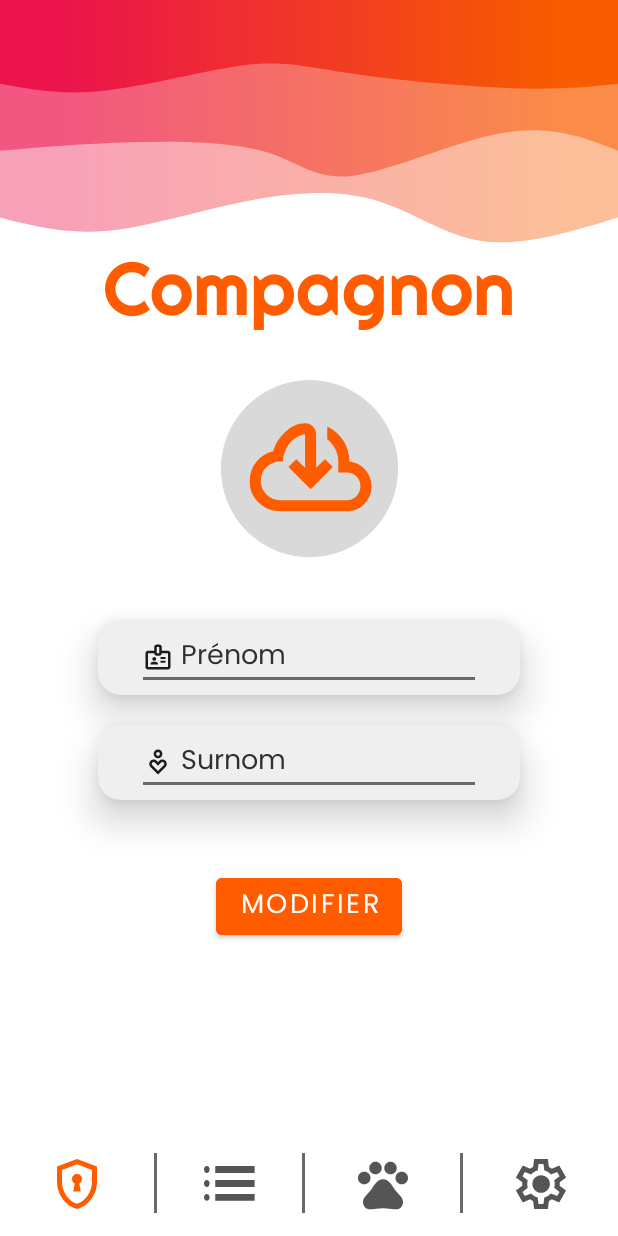
After one commit to papystanny/SesameApplication, an Android app: the ModifyPetsFragment screen opened through its navigation route, on a phone screen of 412 x 824 dp. The commit adds this screen. Run offline under Robolectric (Android 15) with nearby library versions, the phone set to English and light mode, and no system bars; pictures from the network do not load; 1 statement that could not run was skipped.

Commit message:
Commencement de ModifyPet

```diff
--- a/app/src/main/AndroidManifest.xml
+++ b/app/src/main/AndroidManifest.xml
@@ -19,7 +19,8 @@
         tools:targetApi="31">
         <activity
             android:name=".MainActivity"
-            android:exported="true">
+            android:exported="true"
+            android:screenOrientation="portrait">
             <intent-filter>
                 <action android:name="android.intent.action.MAIN" />
 
--- /dev/null
+++ b/app/src/main/java/com/example/sesameapplication/ModifyPetsFragment.java
@@ -0,0 +1,318 @@
+package com.example.sesameapplication;
+
+import static android.app.Activity.RESULT_OK;
+
+import android.Manifest;
+import android.content.ContentResolver;
+import android.content.ContentValues;
+import android.content.Context;
+import android.content.Intent;
+import android.content.SharedPreferences;
+import android.database.Cursor;
+import android.media.Image;
+import android.net.Uri;
+import android.os.Build;
+import android.os.Bundle;
+
+import androidx.activity.result.ActivityResult;
+import androidx.activity.result.ActivityResultCallback;
+import androidx.activity.result.ActivityResultLauncher;
+import androidx.activity.result.PickVisualMediaRequest;
+import androidx.activity.result.contract.ActivityResultContracts;
+import androidx.annotation.NonNull;
+import androidx.annotation.Nullable;
+import androidx.fragment.app.Fragment;
+import androidx.navigation.NavController;
+import androidx.navigation.Navigation;
+
+import android.provider.MediaStore;
+import android.text.style.UpdateLayout;
+import android.util.Log;
+import android.view.LayoutInflater;
+import android.view.View;
+import android.view.ViewGroup;
+import android.widget.AdapterView;
+import android.widget.ArrayAdapter;
+import android.widget.AutoCompleteTextView;
+import android.widget.Button;
+import android.widget.EditText;
+import android.widget.ImageButton;
+import android.widget.TextView;
+import android.widget.Toast;
+
+import java.io.File;
+import java.util.Map;
+
+import okhttp3.MediaType;
+import okhttp3.MultipartBody;
+import okhttp3.RequestBody;
+import reseau_api.InterfaceServer;
+import reseau_api.RetrofitInstance;
+import reseau_api.SimpleApiResponse;
+import retrofit2.Call;
+import retrofit2.Callback;
+import retrofit2.Response;
+import unique.Pet;
+
+public class ModifyPetsFragment extends Fragment {
+
+    View view;
+
+    ImageButton UploadBtn;
+    ActivityResultLauncher<PickVisualMediaRequest> picker;
+
+    ActivityResultLauncher<Intent> photoLauncher;
+
+    AutoCompleteTextView auto_complete_txt;
+
+    File fichier;
+
+    Button btModifyPet;
+    Uri imageUri;
+    //private final int GALLERY_REQ_CODE = 1000;
+    EditText etFirstName,etNickname;
+
+    ActivityResultLauncher<String> pickphotoLauncher;
+    ActivityResultLauncher<String[]> permissionsLauncher;
+
+    public ModifyPetsFragment() {
+        // Required empty public constructor
+    }
+
+    @Override
+    public void onCreate(Bundle savedInstanceState) {
+        super.onCreate(savedInstanceState);
+
+    }
+
+    @Override
+    public void onAttach(@NonNull Context context) {
+        super.onAttach(context);
+
+        picker = registerForActivityResult(new ActivityResultContracts.PickVisualMedia(),
+                new ActivityResultCallback<Uri>() {
+                    @Override
+                    public void onActivityResult(Uri o) {
+
+
+                        if(o != null)
+                        {
+                            UploadBtn.setImageURI(o);
+                            String path = null;
+                            String[] projection = { MediaStore.Images.Media.DATA };
+                            Cursor cursor = getActivity().getContentResolver().query(imageUri, projection, null, null, null);
+                            if (cursor.moveToFirst()) {
+                                int columnIndex = cursor.getColumnIndexOrThrow(MediaStore.Images.Media.DATA);
+                                path = cursor.getString(columnIndex);
+                            }
+                            cursor.close();
+                            fichier = new File(path);
+                        }
+
+
+
+                    }
+                });
+
+
+        photoLauncher = registerForActivityResult(new ActivityResultContracts.StartActivityForResult(),
+                new ActivityResultCallback<ActivityResult>() {
+                    @Override
+                    public void onActivityResult(ActivityResult o) {
+
+                        /*Bundle bundle = o.getData().getExtras();
+                        Bitmap bitmap = (Bitmap)bundle.get("data");
+                        ivImage.setImageBitmap(bitmap);
+                        try {
+                            sauvegarderPhoto(bitmap);
+                        } catch (IOException e) {
+                            throw new RuntimeException(e);
+                        }*/
+                        if(o.getResultCode() == RESULT_OK)
+                        {
+                            UploadBtn.setImageURI(imageUri);
+
+                            String path = null;
+                            String[] projection = { MediaStore.Images.Media.DATA };
+                            Cursor cursor = getActivity().getContentResolver().query(imageUri, projection, null, null, null);
+                            if (cursor.moveToFirst()) {
+                                int columnIndex = cursor.getColumnIndexOrThrow(MediaStore.Images.Media.DATA);
+                                path = cursor.getString(columnIndex);
+                            }
+                            cursor.close();
+                            fichier = new File(path);
+                        }
+
+
+
+                    }
+                });
+
+        permissionsLauncher = registerForActivityResult(
+                new ActivityResultContracts.RequestMultiplePermissions(),
+                new ActivityResultCallback<Map<String, Boolean>>() {
+                    @Override
+                    public void onActivityResult(Map<String, Boolean> result) {
+
+                        result.forEach((permission,reponse) ->
+                        {
+                            Log.d("PERMISSIONS", permission + " : " + reponse );
+                        });
+                    }
+                }
+        );
+
+    }
+
+    @Override
+    public View onCreateView(LayoutInflater inflater, ViewGroup container, Bundle savedInstanceState)
+    {
+        // Inflate the layout for this fragment
+        view = inflater.inflate(R.layout.fragment_modify_pets, container, false);
+
+        UploadBtn = view.findViewById(R.id.UploadBtn);
+        etNickname = view.findViewById(R.id.etNickname);
+        etFirstName = view.findViewById(R.id.etFirstName);
+        auto_complete_txt = view.findViewById(R.id.auto_complete_txt);
+
+        btModifyPet = view.findViewById(R.id.btCreatePet);
+
+        btModifyPet.setOnClickListener(new View.OnClickListener() {
+            @Override
+            public void onClick(View v) {
+
+                boolean valide = true;
+                TextView imageError = view.findViewById(R.id.imageError);
+
+
+                if(etFirstName.getText().toString().trim().isEmpty())
+                {
+                    etFirstName.setError("Entrez le Prenom de votre compagnon");
+                    valide = false;
+                }
+                if(etNickname.getText().toString().trim().isEmpty())
+                {
+                    etNickname.setError("Entrez le Surnom de votre compagnon");
+                    valide = false;
+                }
+                /*if(auto_complete_txt.getText().toString().trim().isEmpty())
+                {
+                    auto_complete_txt.setError("Entrez l'espèce de votre compagnon");
+                    valide = false;
+                }*/
+                if(UploadBtn.getContentDescription().toString().isEmpty())
+                {
+                    imageError.setVisibility(View.VISIBLE);
+                    valide = false;
+                }
+                else
+                {
+                    imageError.setVisibility(View.GONE);
+
+                }
+
+                if(valide)
+                {
+                    modifyPet(etFirstName.getText().toString(), etNickname.getText().toString(),"");
+                }
+            }
+        });
+        UploadBtn.setOnClickListener(new View.OnClickListener() {
+            @Override
+            public void onClick(View view) {
+                //verifierPermission();
+                //  Intent UploadBtn = new Intent(Intent.ACTION_PICK);
+                //   UploadBtn.setData(MediaStore.Images.Media.EXTERNAL_CONTENT_URI);
+                //   startActivityForResult(UploadBtn,GALLERY_REQ_CODE);
+                //pickphotoLauncher.launch("image/*");
+
+
+                /*picker.launch(new PickVisualMediaRequest.Builder()
+                        .setMediaType(ActivityResultContracts.PickVisualMedia.ImageAndVideo.INSTANCE)
+                        .build());*/
+                takePicture();
+            }
+        });
+
+
+
+        return view;
+    }
+
+    public void verifierPermission()
+    {
+        String[] permissions = {Manifest.permission.READ_EXTERNAL_STORAGE,};
+
+        permissionsLauncher.launch(permissions);
+    }
+
+
+    private void addPet(String name, String nickName, String img, String type)
+    {
+        SharedPreferences sharedPreferences = getActivity().getSharedPreferences("MyPrefs", Context.MODE_PRIVATE);
+        String token = sharedPreferences.getString("token", "");
+        String authToken = "Bearer " + token; // Formatage du token
+
+        RequestBody nom = RequestBody.create(MediaType.parse("text/plain"), name);
+        RequestBody surnom = RequestBody.create(MediaType.parse("text/plain"), nickName);
+        RequestBody espece = RequestBody.create(MediaType.parse("text/plain"), type);
+
+        MediaType mediaType = MediaType.parse("image/*");
+        RequestBody fichier_requete = RequestBody.create(mediaType,fichier);
+
+        MultipartBody.Part part_fichier = MultipartBody.Part.createFormData("fichier",
+                fichier.getName(),
+                fichier_requete);
+
+        InterfaceServer interfaceServer = RetrofitInstance.getInstance().create(InterfaceServer.class);
+        Call<SimpleApiResponse> call = interfaceServer.addPet(authToken, nom, surnom, part_fichier, espece); // Utilisation du token d'authentification
+
+        call.enqueue(new Callback<SimpleApiResponse>() {
+            @Override
+            public void onResponse(Call<SimpleApiResponse> call, Response<SimpleApiResponse> response) {
+                if (response.isSuccessful()) {
+                    NavController navController = Navigation.findNavController(requireActivity(), R.id.fragmentContainerView);
+                    //navController.navigate(R.id.);
+                }
+                else
+                {
+                    Toast.makeText(getContext(), "Failed to add pet", Toast.LENGTH_SHORT).show();
+                }
+            }
+
+
+            @Override
+            public void onFailure(Call<SimpleApiResponse> call, Throwable t) {
+                Toast.makeText(getContext(), "Opération échoue -404", Toast.LENGTH_SHORT).show();
+            }
+        });
+    }
+
+    public void takePicture()
+    {
+        try {
+            Intent intent = new Intent(MediaStore.ACTION_IMAGE_CAPTURE);
+            Uri uri ;
+            ContentResolver resolver = getActivity().getContentResolver();
+
+            if(Build.VERSION.SDK_INT >= Build.VERSION_CODES.Q)
+                uri = MediaStore.Images.Media.getContentUri(MediaStore.VOLUME_EXTERNAL_PRIMARY);
+            else
+                uri = MediaStore.Images.Media.EXTERNAL_CONTENT_URI;
+
+            ContentValues values = new ContentValues();
+
+            values.put(MediaStore.Images.Media.DISPLAY_NAME, System.currentTimeMillis() + "_IMG.jpg");
+            values.put(MediaStore.Images.Media.MIME_TYPE, "image/*");
+
+            imageUri = resolver.insert(uri, values);
+            intent.putExtra(MediaStore.EXTRA_OUTPUT, imageUri);
+            photoLauncher.launch(intent);
+        }
+        catch (Exception e) {
+            e.printStackTrace();
+        }
+    }
+
+
+}
--- a/app/src/main/java/reseau_api/InterfaceServer.java
+++ b/app/src/main/java/reseau_api/InterfaceServer.java
@@ -58,4 +58,11 @@
                     @Part("nickname") RequestBody nickname,
                     @Part MultipartBody.Part file,
                     @Part("type") RequestBody type);
+
+    @Multipart
+    @POST("api/pets")
+    Call<SimpleApiResponse> modifyPet(@Header("Authorization") String authToken,
+                                       @Part("name") RequestBody name,
+                                       @Part("nickname") RequestBody nickname,
+                                       @Part MultipartBody.Part file);
 }
--- /dev/null
+++ b/app/src/main/res/layout/fragment_modify_pets.xml
@@ -0,0 +1,143 @@
+<?xml version="1.0" encoding="utf-8"?>
+<androidx.constraintlayout.widget.ConstraintLayout xmlns:android="http://schemas.android.com/apk/res/android"
+    xmlns:app="http://schemas.android.com/apk/res-auto"
+    xmlns:tools="http://schemas.android.com/tools"
+    android:layout_width="match_parent"
+    android:layout_height="match_parent"
+    android:textAlignment="center"
+    tools:context=".MainActivity">
+
+    <TextView
+        android:id="@+id/tvTitlePetsPlus"
+        android:layout_width="wrap_content"
+        android:layout_height="wrap_content"
+        android:fontFamily="@font/righteous"
+        android:text="Compagnon"
+        android:textColor="@color/orange"
+        android:textColorHighlight="@color/orange"
+        android:textColorHint="@color/orange"
+        android:textColorLink="@color/orange"
+        android:textSize="50sp"
+        app:layout_constraintBottom_toBottomOf="parent"
+        app:layout_constraintEnd_toEndOf="parent"
+        app:layout_constraintStart_toStartOf="parent"
+        app:layout_constraintTop_toTopOf="parent"
+        app:layout_constraintVertical_bias="0.120000005" />
+
+
+    <ImageButton
+        android:id="@+id/UploadBtn"
+        android:layout_width="130dp"
+        android:layout_height="130dp"
+        android:layout_marginTop="30dp"
+        android:background="@drawable/rounded_corner"
+        android:contentDescription="Upload Pet Image"
+        android:scaleType="centerCrop"
+        app:layout_constraintEnd_toEndOf="parent"
+        app:layout_constraintStart_toStartOf="parent"
+        app:layout_constraintTop_toBottomOf="@+id/tvTitlePetsPlus"
+        app:srcCompat="@drawable/upload_pet_pic" />
+    <TextView
+        android:id="@+id/imageError"
+        android:layout_width="wrap_content"
+        android:layout_height="wrap_content"
+        android:textColor="@android:color/holo_red_dark"
+        android:text="Sélectionnez une image pour votre compagnon"
+        android:visibility="gone"
+        app:layout_constraintTop_toBottomOf="@+id/UploadBtn"
+        app:layout_constraintStart_toStartOf="@+id/UploadBtn"
+        app:layout_constraintEnd_toEndOf="@+id/UploadBtn"/>
+
+
+    <androidx.cardview.widget.CardView
+        android:id="@+id/inputNickname"
+        android:layout_width="0dp"
+        android:layout_height="wrap_content"
+        android:layout_marginHorizontal="65dp"
+        android:layout_marginTop="20dp"
+        app:cardBackgroundColor="@color/gray"
+        app:cardCornerRadius="15dp"
+        app:cardElevation="15dp"
+        app:layout_constraintEnd_toEndOf="parent"
+        app:layout_constraintStart_toStartOf="parent"
+        app:layout_constraintTop_toBottomOf="@+id/inputFirstName">
+
+        <EditText
+            android:id="@+id/etNickname"
+            android:layout_width="wrap_content"
+            android:layout_height="50dp"
+            android:layout_marginStart="20dp"
+            android:background="@drawable/custom_input"
+            android:drawableLeft="@drawable/drawable_nickname"
+            android:drawablePadding="5dp"
+            android:ems="10"
+            android:fontFamily="@font/poppins"
+            android:hint="Surnom"
+            android:inputType="text"
+            android:padding="10dp"
+            android:textAlignment="gravity"
+            android:textColorHint="@color/black" />
+
+        <View
+            android:id="@+id/dividerNickName"
+            android:layout_width="match_parent"
+            android:layout_height="2dp"
+            android:layout_marginHorizontal="30dp"
+            android:background="@color/lightGray"
+            android:translationY="38dp" />
+    </androidx.cardview.widget.CardView>
+
+    <androidx.cardview.widget.CardView
+        android:id="@+id/inputFirstName"
+        android:layout_width="match_parent"
+        android:layout_height="wrap_content"
+        android:layout_marginHorizontal="65dp"
+        android:layout_marginTop="30dp"
+        app:cardBackgroundColor="@color/gray"
+        app:cardCornerRadius="15dp"
+        app:cardElevation="15dp"
+        app:layout_constraintEnd_toEndOf="parent"
+        app:layout_constraintStart_toStartOf="parent"
+        app:layout_constraintTop_toBottomOf="@+id/UploadBtn">
+
+        <EditText
+            android:id="@+id/etFirstName"
+            android:layout_width="wrap_content"
+            android:layout_height="50dp"
+            android:layout_marginStart="20dp"
+            android:background="@drawable/custom_input"
+            android:drawableLeft="@drawable/drawable_badge"
+            android:drawablePadding="5dp"
+            android:ems="10"
+            android:fontFamily="@font/poppins"
+            android:hint="Prénom"
+            android:inputType="text"
+            android:padding="10dp"
+            android:textAlignment="gravity"
+            android:textColorHint="@color/black" />
+
+        <View
+            android:id="@+id/dividerFirstName"
+            android:layout_width="match_parent"
+            android:layout_height="2dp"
+            android:layout_marginHorizontal="30dp"
+            android:background="@color/lightGray"
+            android:translationY="38dp" />
+    </androidx.cardview.widget.CardView>
+
+    <Button
+        android:id="@+id/btModifyPet"
+        android:layout_width="wrap_content"
+        android:layout_height="wrap_content"
+        android:backgroundTint="@color/orange"
+        android:fontFamily="@font/poppins"
+        android:text="Modifier"
+        android:textSize="18sp"
+        app:layout_constraintBottom_toBottomOf="parent"
+        app:layout_constraintEnd_toEndOf="parent"
+        app:layout_constraintStart_toStartOf="parent"
+        app:layout_constraintTop_toBottomOf="@+id/inputNickname"
+        app:layout_constraintVertical_bias="0.26999998" />
+
+
+</androidx.constraintlayout.widget.ConstraintLayout>
--- a/app/src/main/res/navigation/graph_accueil.xml
+++ b/app/src/main/res/navigation/graph_accueil.xml
@@ -42,6 +42,9 @@
         <action
             android:id="@+id/fromSettingsToLogin"
             app:destination="@id/fragment_login" />
+        <action
+            android:id="@+id/fromSettingsToListPets"
+            app:destination="@id/fragment_listPet" />
     </fragment>
     <fragment
         android:id="@+id/fragment_email_recup"
@@ -86,6 +89,20 @@
         android:id="@+id/addPetsFragment"
         android:name="com.example.sesameapplication.AddPetsFragment"
         android:label="AddPetsFragment" />
+    <fragment
+        android:id="@+id/fragment_listPet"
+        android:name="com.example.sesameapplication.ListPetsFragment"
+        android:label="fragment_list_pet"
+        tools:layout="@layout/fragment_list_pet" >
+        <action
+            android:id="@+id/fromListPetsToModifyPets"
+            app:destination="@id/modifyPetsFragment" />
+    </fragment>
+    <fragment
+        android:id="@+id/modifyPetsFragment"
+        android:name="com.example.sesameapplication.ModifyPetsFragment"
+        android:label="fragment_modify_pets"
+        tools:layout="@layout/fragment_modify_pets" />
 
 
 </navigation>
```
Also changed, not shown: app/src/main/java/com/example/sesameapplication/ListPetsFragment.java (added, +64 -0 lines), app/src/main/res/layout/fragment_list_pet.xml (added, +14 -0 lines).
